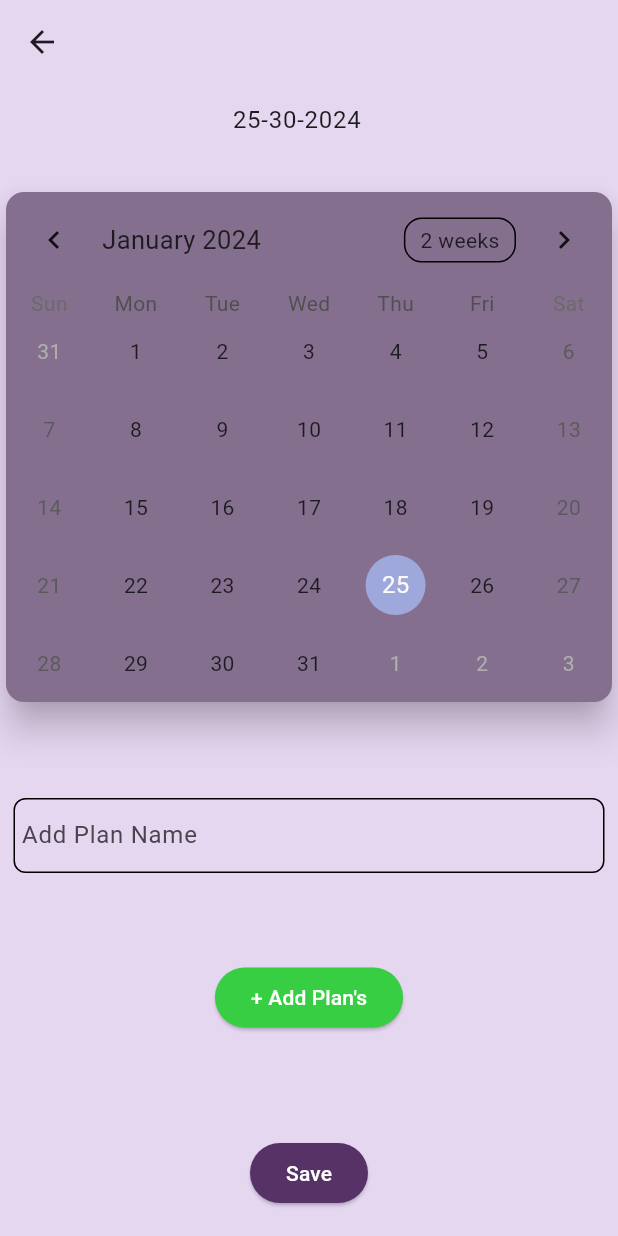
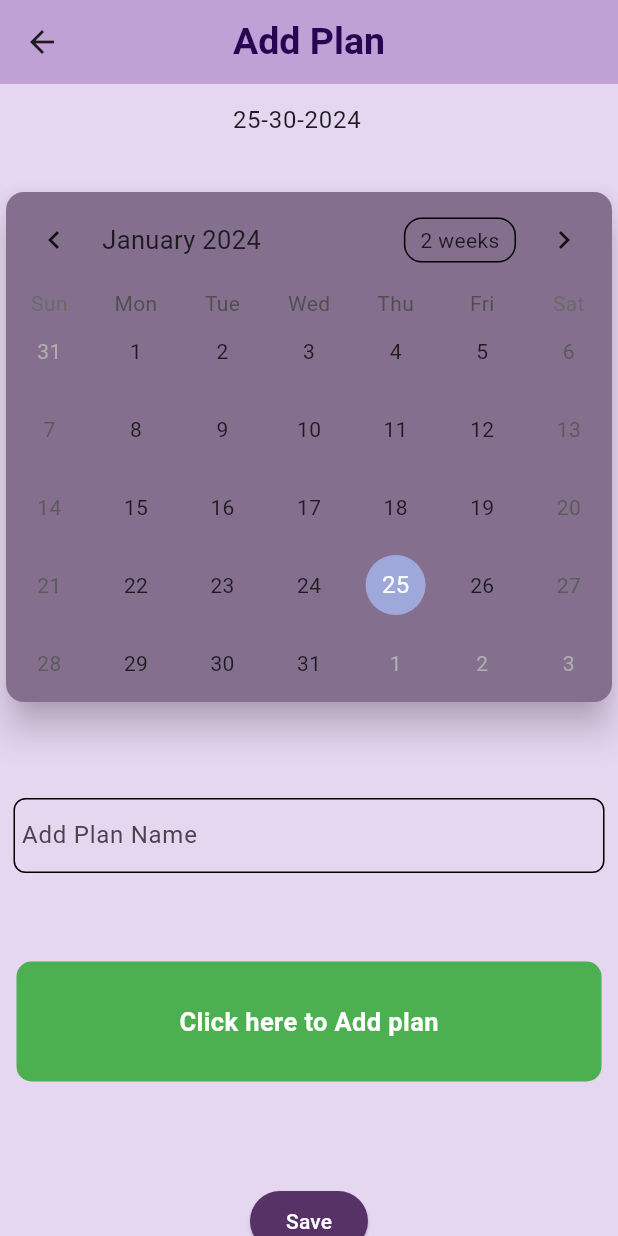
Before and after one commit to fouzzann/Daily-Stint, a Flutter app: the Day screen opened directly, on a phone screen of 412 x 824 dp. Run offline on Flutter 3.47's test engine with Material 3 defaults, Android fonts, the light colour scheme and no system bars; drawn by our look-alikes of table_calendar; our stand-ins replace flutter_screenutil, hive, hive_flutter, shared_preferences; accounts and stored records are empty.

Commit message:
commit1 completed

```diff
--- a/lib/homepage/ownTask/2 options/dayedit.dart
+++ b/lib/homepage/ownTask/2 options/addplan.dart
@@ -6,22 +6,22 @@ import 'package:hive_flutter/hive_flutter.dart';
 import 'package:intl/intl.dart';
 import 'package:table_calendar/table_calendar.dart';
 
-class DayEdit extends StatefulWidget {
-final Model updateModel;
-
-  const DayEdit({super.key, required this.updateModel});
+class Day extends StatefulWidget {
+  const Day({Key? key}) : super(key: key);
 
   @override
-  State<DayEdit> createState() => _CustomState();
+  State<Day> createState() => _CustomState();
 }
 
-class _CustomState extends State<DayEdit> {
+class _CustomState extends State<Day> {
 
   TextEditingController _dateController = TextEditingController();
   TextEditingController _PlanNameController = TextEditingController();
   TextEditingController _AddedTextFieldController = TextEditingController();
+  TextEditingController _optionNameController = TextEditingController();
+  TextEditingController _subTaskName = TextEditingController();
+  TextEditingController _addSubTask = TextEditingController();
   List<TextEditingController> _addedTextFieldControllers = [];
-
 
   final _formKey = GlobalKey<FormState>();
   DateTime today = DateTime.now();
@@ -29,33 +29,31 @@ class _CustomState extends State<DayEdit> {
   DateTime selectedDate = DateTime.now();
   @override
   void initState() {
+     _dateController = TextEditingController(
+      text: DateFormat(
+        'dd-mm-yyyy',
+      ).format(DateTime.now())
+      );
+    _addedTextFieldControllers = [TextEditingController()];
 
-    //  _dateController = TextEditingController(
-    //   text: DateFormat(
-    //     'yyyy-mm-dd',
-    //   ).format(DateTime.now())
-    //   );
-    // _addedTextFieldControllers = [TextEditingController()];
-
-   _dateController.text=widget.updateModel.selectedDate;
-   _PlanNameController.text =widget.updateModel.planName;
-// _AddedTextFieldController.text= widget.updateModel.buildTextField.toString();
-_addedTextFieldControllers = widget.updateModel.buildTextField.map((value) => TextEditingController(text: value)).toList();
     super.initState();
   }
   @override
   Widget build(BuildContext context) {
     return SafeArea(
       child: Scaffold(
-        appBar: AppBar(backgroundColor: Color(0xFFE6D7F1)),
+        appBar: AppBar(
+          title: Text('Add Plan',
+          style: TextStyle(fontSize: 25,
+          fontWeight: FontWeight.w600,
+          color:  Color.fromARGB(255, 38, 6, 80),),
+        ),
+        centerTitle: true,
+          backgroundColor: Color.fromARGB(255, 192, 161, 214),),
         backgroundColor: Color(0xFFE6D7F1),
         body: SingleChildScrollView(
           child: Column(
             children: [
-              SizedBox(
-                height: 35,
-              ),
-
               Padding(
                 padding: const EdgeInsets.only(left: 155),
                 child: TextFormField(
@@ -121,42 +119,53 @@ _addedTextFieldControllers = widget.updateModel.buildTextField.map((value) => Te
                   ],
                 ),
               ),
-              ElevatedButton(
 
-                onPressed: () {
+            GestureDetector(onTap:(){
               if (_addedTextFieldControllers.length<9999999) {
                     setState(() {
-
+                      List<TextEditingController> controllers = List.from(_addedTextFieldControllers);
                      _addedTextFieldControllers.add(TextEditingController());
                      textFields.add(buildTextField(_addedTextFieldControllers.length - 1,));
 
                     }
                    );
                   }
-                },
-                child: Text("+ Add Plan's",
+            } ,
+              child: Container(
+                        child: Center(child: Text("Click here to Add plan",
                         style: TextStyle(
-                  color: Colors.white
-                ),),
-                style: ButtonStyle(
-                  backgroundColor:  MaterialStateProperty.all<Color>(Color.fromARGB(255, 55, 206, 68),
+              fontWeight: FontWeight.w600,
+              color: Colors.white,fontSize: 17
+
               ),
 
+              )),
+                height: 80,
+                width: 390,
+                decoration:BoxDecoration(
+                  borderRadius: BorderRadius.circular(10),
+                  color: Colors.green
+
+                ) ,
               ),
             ),
             SizedBox(height:69),
-            ElevatedButton(onPressed: ()async{
-              widget.updateModel.selectedDate = _dateController.text.toString();
-              widget.updateModel.planName = _PlanNameController.text.toString();
-              widget.updateModel.buildTextField = _addedTextFieldControllers.map((controller) => controller.text).toList();
-              await widget.updateModel.save();
-              Navigator.pop(context);
-            }, child: Text('Update',
+            ElevatedButton(onPressed: (){
+              if(_formKey.currentState!.validate()){
+                saveToDataBase();
+
+              }
+
+            },
+             child: Text('Save',
                          style: TextStyle(color: Colors.white),),
             style: ButtonStyle(backgroundColor: MaterialStateProperty.all<Color>(Color(0xFF563267)),
-
             ),
             ),
+            SizedBox(
+              height: 10,
+            )
+
             ],
           ),
         ),
@@ -166,6 +175,7 @@ _addedTextFieldControllers = widget.updateModel.buildTextField.map((value) => Te
   Widget buildTextField(int intex) {
     return Padding(
       padding: const EdgeInsets.all(9.0),
+      child: Expanded(
         child: Container(height: 100,
           decoration: BoxDecoration(
           color: Color.fromARGB(255, 131, 100, 146),
@@ -182,7 +192,19 @@ _addedTextFieldControllers = widget.updateModel.buildTextField.map((value) => Te
             ),
           ),
         ),
+      ),
     );
   }
-
+  void saveToDataBase()async{
+    final myData = Model(selectedDate: _dateController.text.toString(),
+    subTaskName: _subTaskName.text.toString(),
+    AddSubTask: _addSubTask.text.toString(),
+     planName: _PlanNameController.text.toString(),
+      buildTextField: _addedTextFieldControllers.map((controller) => controller.text).toList());
+    var box = await Hive.openBox<Model>('model');
+    await box.add(myData);
+    // await box.close();
+    Navigator.of(context).push(MaterialPageRoute(builder: (ctx)=>MyTask()));
+    print(box);
   }
+}
--- a/lib/homepage/ownTask/instru-day.dart
+++ b/lib/homepage/ownTask/instru-day.dart
@@ -1,6 +1,6 @@
 
 
-import 'package:daily_stint_2/homepage/ownTask/2%20options/Day.dart';
+import 'package:daily_stint_2/homepage/ownTask/2%20options/addplan.dart';
 import 'package:daily_stint_2/homepage/ownTask/instru-custom.dart';
 import 'package:flutter/material.dart';
 
--- a/pubspec.yaml
+++ b/pubspec.yaml
@@ -43,6 +43,7 @@ dependencies:
   hive_flutter: ^1.1.0
   intl: ^0.18.1
   provider: ^6.1.1
+  flutter_screenutil: ^5.9.0
 
 dev_dependencies:
   flutter_test:
```
Also changed, not shown: lib/homepage/home.dart (+13 -10 lines), lib/homepage/ownTask/2 options/edittask.dart (renamed from lib/homepage/ownTask/2 options/Day.dart, +24 -52 lines), lib/homepage/ownTask/mytask.dart (+6 -5 lines), lib/main.dart (+12 -3 lines), pubspec.lock, 1 other file. Lines whose indentation alone changed are shown as unchanged.
